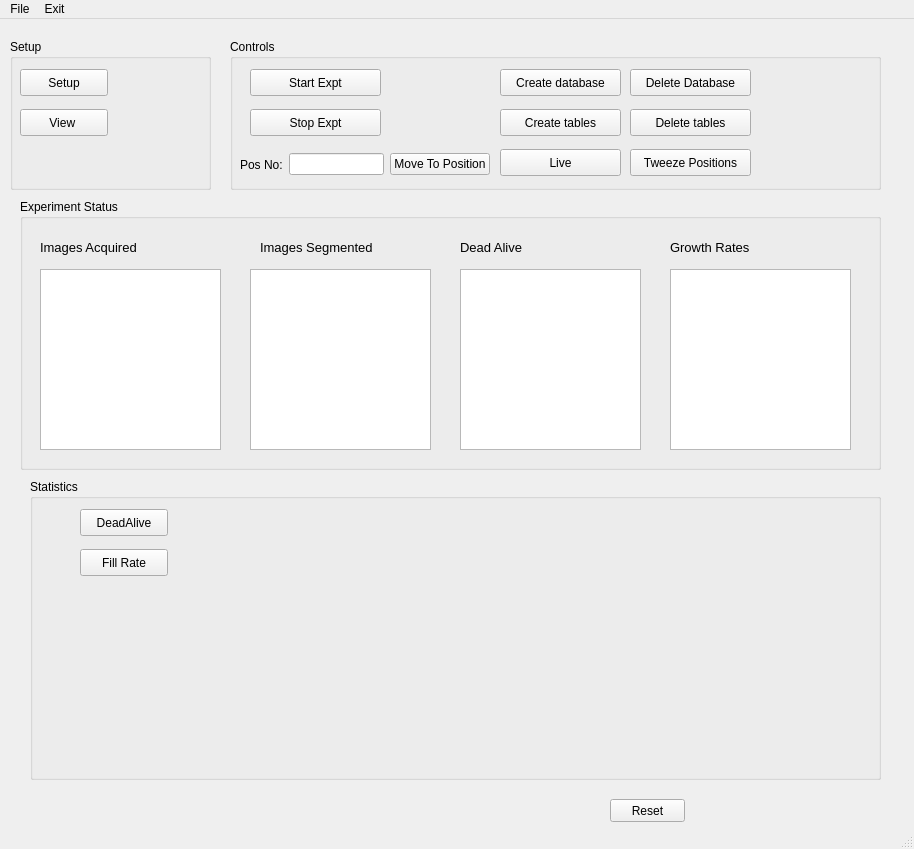
The window that narsil/liverun/ui/mainWindow.ui (karempudi/narsil) describes before a commit, drawn with Qt 5.
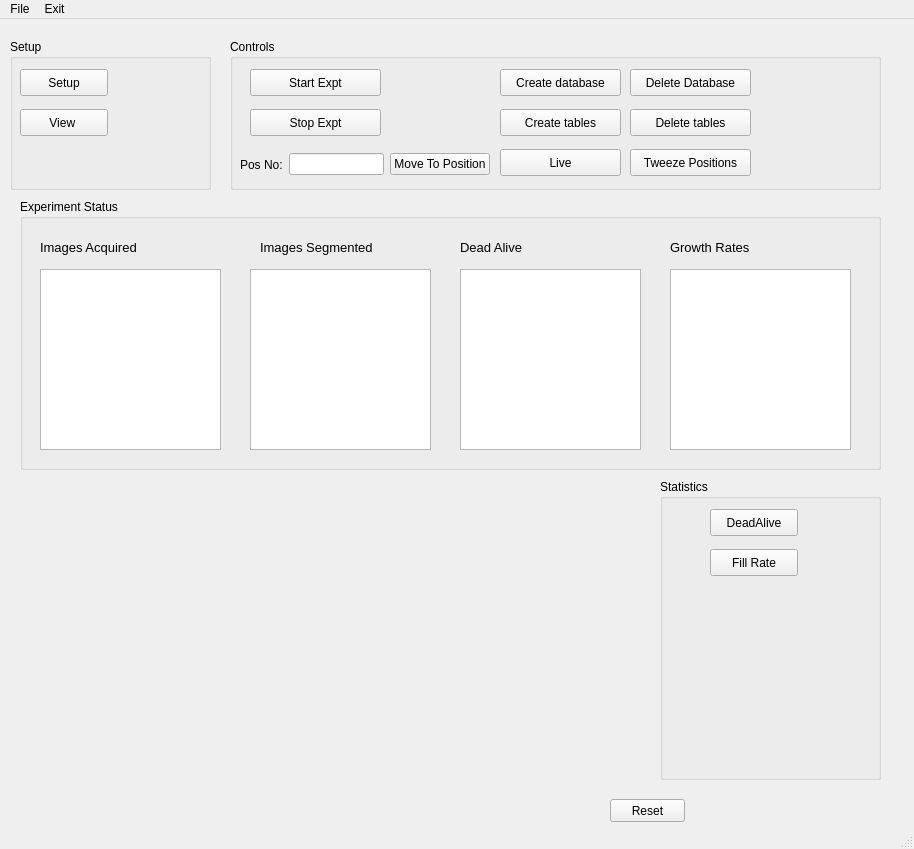
The same window after the commit. Custom widgets are drawn as their Qt base class.

Patch:
```diff
--- a/narsil/liverun/ui/mainWindow.ui
+++ b/narsil/liverun/ui/mainWindow.ui
@@ -351,9 +351,9 @@
    <widget class="QGroupBox" name="statisticsBox">
     <property name="geometry">
      <rect>
-      <x>30</x>
+      <x>660</x>
       <y>460</y>
-      <width>851</width>
+      <width>221</width>
       <height>301</height>
      </rect>
     </property>
```
